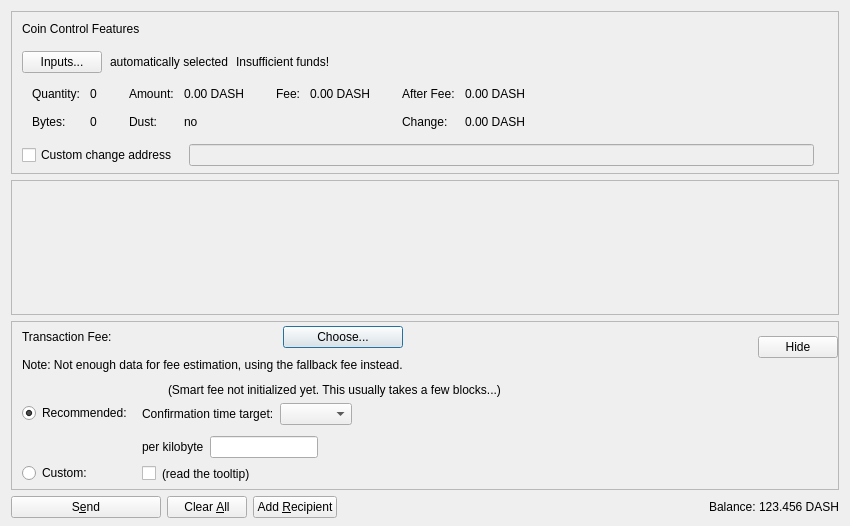
First picture: the form in src/qt/forms/sendcoinsdialog.ui, repository hitboxaltcoin/vuicoin, before the edit.
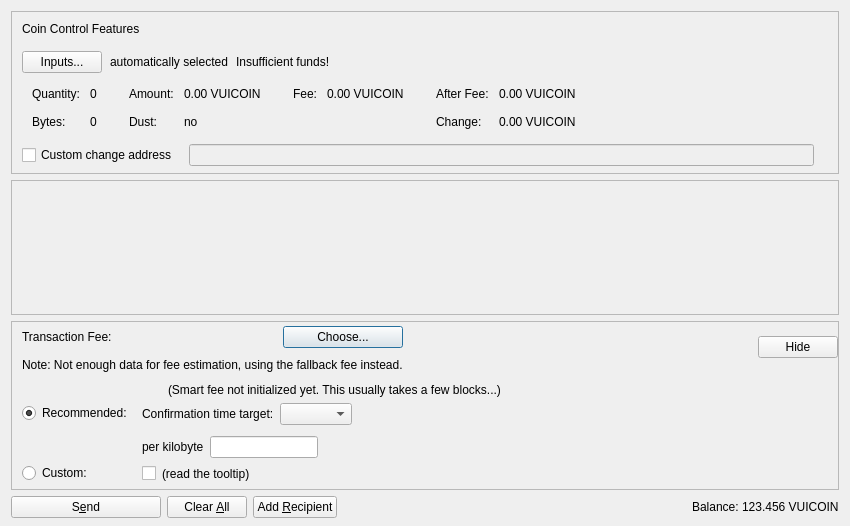
Second picture: the form after the edit. Custom widgets are drawn as their Qt base class.

Commit message: DASH to VUICOIN

What changed in the file:
```diff
--- a/src/qt/forms/sendcoinsdialog.ui
+++ b/src/qt/forms/sendcoinsdialog.ui
@@ -288,7 +288,7 @@
                   <enum>Qt::ActionsContextMenu</enum>
                  </property>
                  <property name="text">
-                  <string notr="true">0.00 DASH</string>
+                  <string notr="true">0.00 VUICOIN</string>
                  </property>
                  <property name="textInteractionFlags">
                   <set>Qt::LinksAccessibleByMouse|Qt::TextSelectableByKeyboard|Qt::TextSelectableByMouse</set>
@@ -356,7 +356,7 @@
                   <enum>Qt::ActionsContextMenu</enum>
                  </property>
                  <property name="text">
-                  <string notr="true">0.00 DASH</string>
+                  <string notr="true">0.00 VUICOIN</string>
                  </property>
                  <property name="textInteractionFlags">
                   <set>Qt::LinksAccessibleByMouse|Qt::TextSelectableByKeyboard|Qt::TextSelectableByMouse</set>
@@ -401,7 +401,7 @@
                   <enum>Qt::ActionsContextMenu</enum>
                  </property>
                  <property name="text">
-                  <string notr="true">0.00 DASH</string>
+                  <string notr="true">0.00 VUICOIN</string>
                  </property>
                  <property name="textInteractionFlags">
                   <set>Qt::LinksAccessibleByMouse|Qt::TextSelectableByKeyboard|Qt::TextSelectableByMouse</set>
@@ -424,7 +424,7 @@
                   <enum>Qt::ActionsContextMenu</enum>
                  </property>
                  <property name="text">
-                  <string notr="true">0.00 DASH</string>
+                  <string notr="true">0.00 VUICOIN</string>
                  </property>
                  <property name="textInteractionFlags">
                   <set>Qt::LinksAccessibleByMouse|Qt::TextSelectableByKeyboard|Qt::TextSelectableByMouse</set>
@@ -1156,7 +1156,7 @@
           <cursorShape>IBeamCursor</cursorShape>
          </property>
          <property name="text">
-          <string notr="true">123.456 DASH</string>
+          <string notr="true">123.456 VUICOIN</string>
          </property>
          <property name="textInteractionFlags">
           <set>Qt::LinksAccessibleByMouse|Qt::TextSelectableByKeyboard|Qt::TextSelectableByMouse</set>
```
The commit also changes 99 other files.
